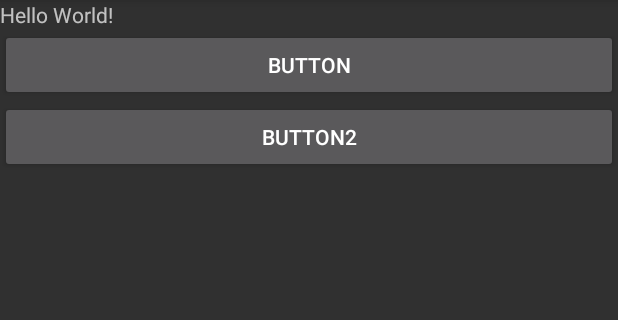
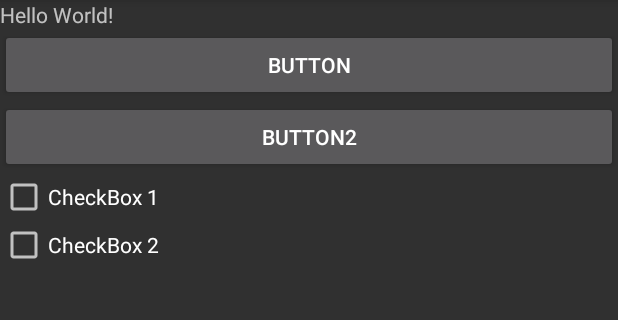
Before and after one commit to malibaig41/MyGithub, an Android app: the screen it shows after launch (MainActivity), on a phone screen of 412 x 824 dp, the part 84-404 px from its top. Run offline under Robolectric (Android 15) with nearby library versions, the phone set to English and light mode, and no system bars.

Commit message:
Proper merge

```diff
--- a/app/src/main/res/layout/activity_main.xml
+++ b/app/src/main/res/layout/activity_main.xml
@@ -26,5 +26,15 @@
         android:layout_height="wrap_content"
         android:text="Button2" />
 
+    <CheckBox
+        android:layout_width="wrap_content"
+        android:layout_height="wrap_content"
+        android:text="CheckBox 1" />
+
+    <CheckBox
+        android:layout_width="wrap_content"
+        android:layout_height="wrap_content"
+        android:text="CheckBox 2" />
+
 
 </LinearLayout>
```
